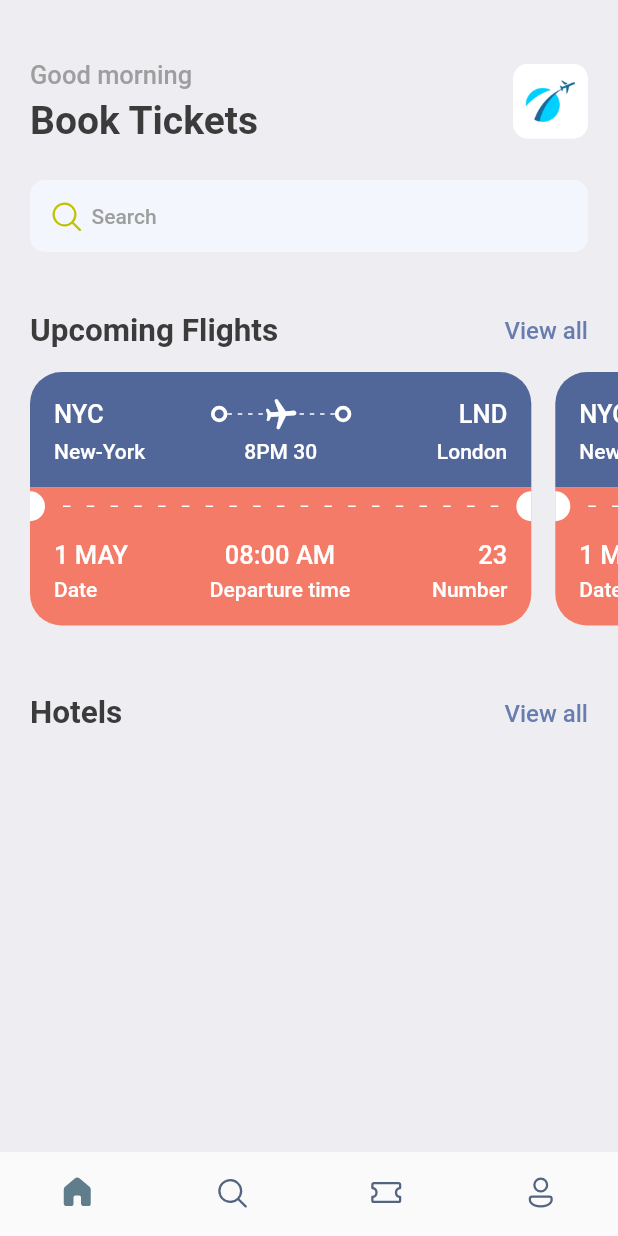
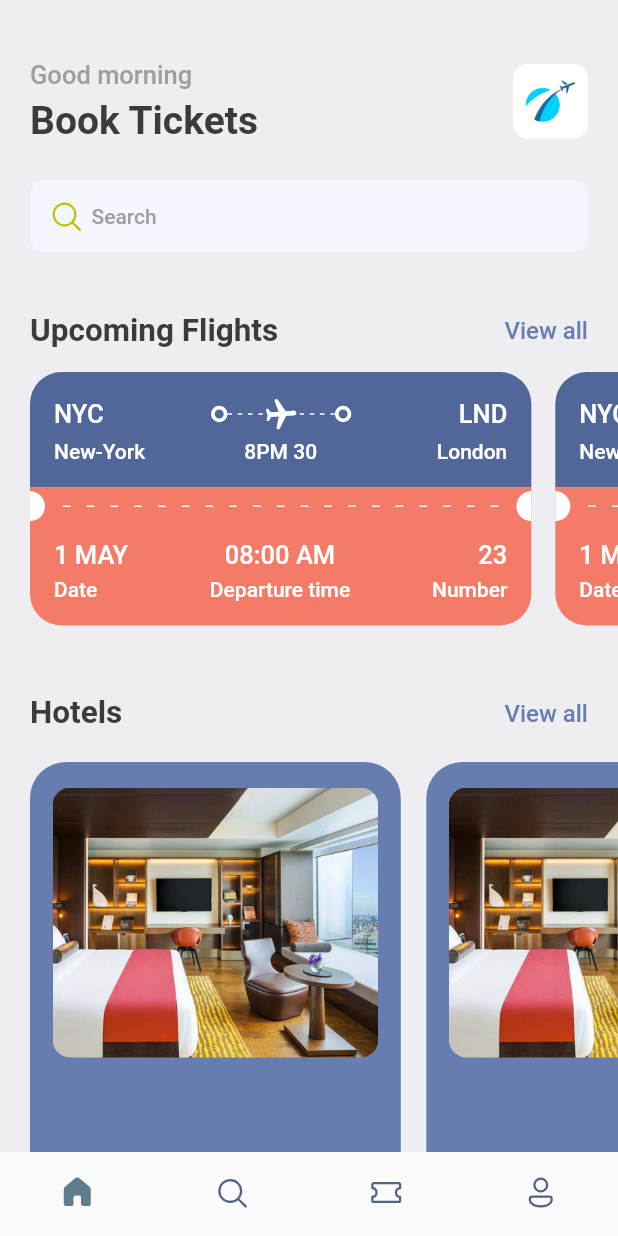
Before and after one commit to ProsperChihimba/tickets-app, a Flutter app: the screen it shows after launch, on a phone screen of 412 x 824 dp. Run offline on Flutter 3.47's test engine with Material 2 defaults, Android fonts, the phone set to English and light mode, and no system bars; our stand-ins replace fluentui_icons, gap.

Commit message:
Add: hotel view BG

```diff
--- a/lib/screens/home_screen.dart
+++ b/lib/screens/home_screen.dart
@@ -1,6 +1,7 @@
 import 'package:fluentui_icons/fluentui_icons.dart';
 import 'package:flutter/material.dart';
 import 'package:gap/gap.dart';
+import 'package:tickets/screens/hotel_screen.dart';
 import 'package:tickets/screens/ticket_view.dart';
 import 'package:tickets/utils/app_styles.dart';
 
@@ -122,6 +123,18 @@ class _HomeScreenState extends State<HomeScreen> {
               ],
             ),
           ),
+          const Gap(15),
+          // Hotel screen view
+          SingleChildScrollView(
+            scrollDirection: Axis.horizontal,
+            padding: const EdgeInsets.only(left: 20),
+            child: Row(
+              children: const [
+                HotelScreen(),
+                HotelScreen(),
+              ],
+            ),
+          ),
         ],
       ),
     );
--- a/lib/screens/hotel_screen.dart
+++ b/lib/screens/hotel_screen.dart
@@ -9,16 +9,22 @@ class HotelScreen extends StatelessWidget {
   Widget build(BuildContext context) {
     final size = AppLayout.getSize(context);
     return Container(
-      width: size * 0.6,
+      width: size.width * 0.6,
+      padding: const EdgeInsets.symmetric(horizontal: 15, vertical: 17),
+      margin: const EdgeInsets.only(right: 17, top: 5),
+      decoration: BoxDecoration(
+          color: Styles.primaryColor, borderRadius: BorderRadius.circular(24)),
       height: 350,
       child: Column(
         children: [
           Container(
             height: 180,
             decoration: BoxDecoration(
+              borderRadius: BorderRadius.circular(12),
               color: Styles.primaryColor,
-              image: DecorationImage(
-                image: AssetImage("assets/images/one.pg"),
+              image: const DecorationImage(
+                fit: BoxFit.cover,
+                image: AssetImage("assets/images/one.png"),
               ),
             ),
           )
```
